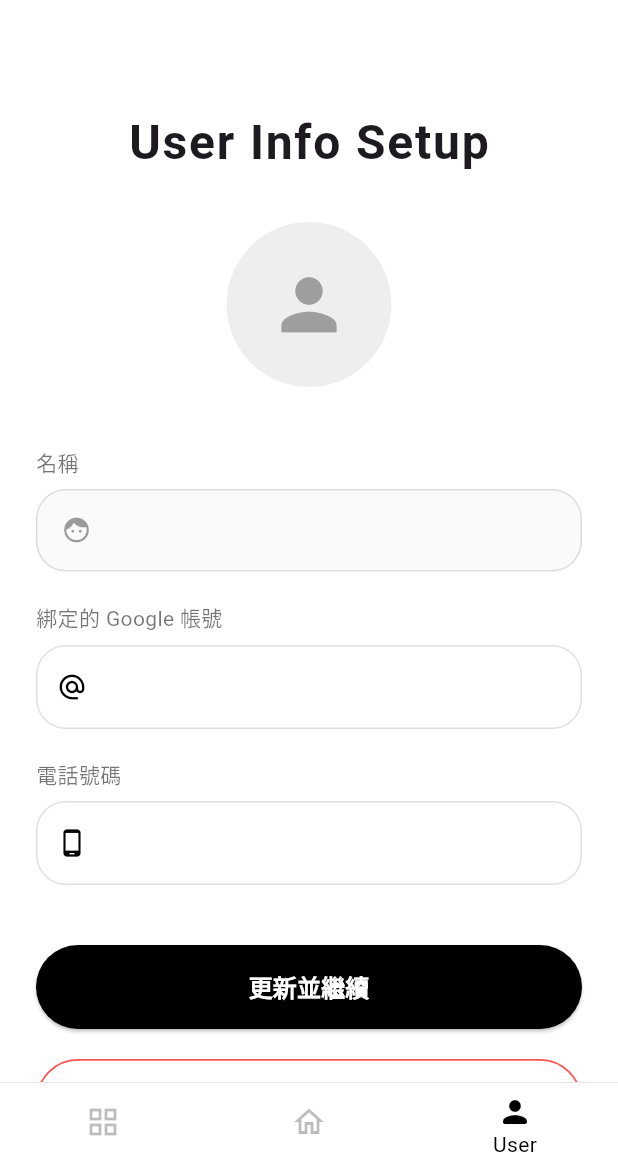
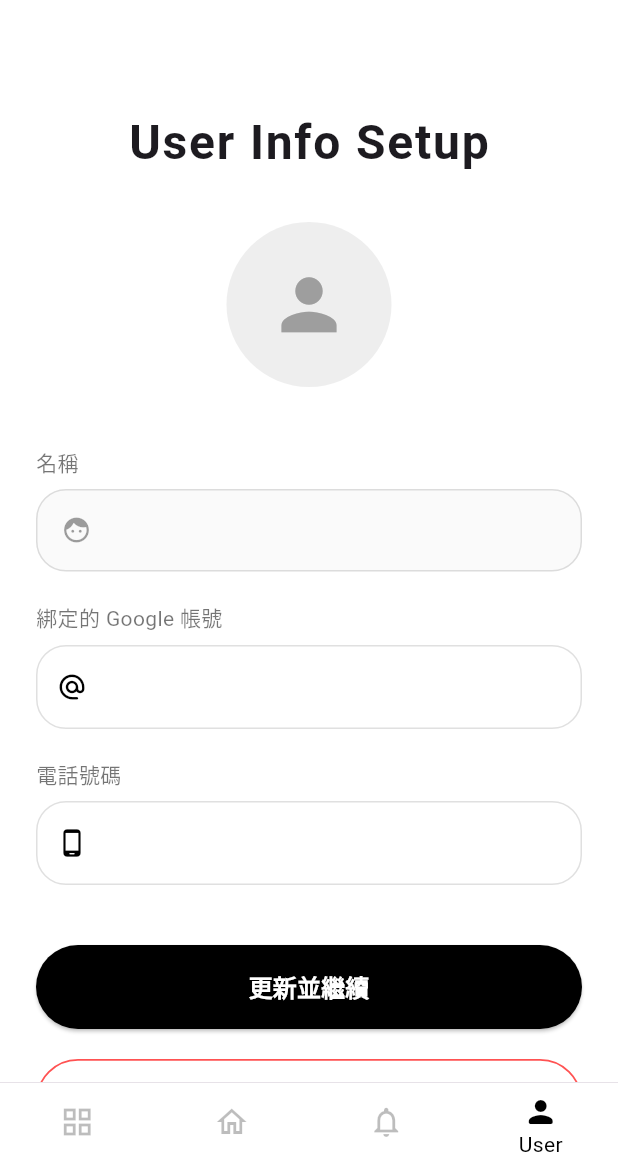
Before and after one commit to yinhsuan0218-cmyk/smart_timer_app, a Flutter app: the NavPage screen opened directly, after a tap on "前往 User 頁面", on a phone screen of 412 x 824 dp, the part 66-1236 px from its top. Run offline on Flutter 3.47's test engine with Material 3 defaults, Android fonts, the phone set to English and light mode, and no system bars; our stand-ins replace firebase_auth, firebase_core, firebase_database, google_sign_in, shared_preferences; missing offline and left inert: mqtt_client; accounts and stored records are empty; statements that could not run were skipped.

Commit message:
Integrate Firebase for notifications and update nav
Added Firebase integration for notification count and updated navigation structure.

```diff
--- a/lib/pages/nav_page.dart
+++ b/lib/pages/nav_page.dart
@@ -1,9 +1,12 @@
 import 'package:flutter/material.dart';
-import 'package:shared_preferences/shared_preferences.dart'; // 1. 引入套件
+import 'package:shared_preferences/shared_preferences.dart';
+import 'package:firebase_database/firebase_database.dart'; // ★ 新增：引入 Firebase 監聽數量
+import 'package:firebase_auth/firebase_auth.dart';     // ★ 新增：取得 UID
 import 'home_page.dart';
 import 'zone_page.dart';
 import 'user_page.dart';
 import 'commonappbar.dart';
+import 'notification_page.dart'; // ★ 確保引入你的通知頁面
 
 class NavPage extends StatefulWidget {
   const NavPage({super.key});
@@ -16,24 +19,49 @@ class _NavPageState extends State<NavPage> {
   int _selectedIndex = 1;
   int _tutorialStep = 0;
 
+  // ★ 修改：從寫死改成動態。0 代表沒有訊息，紅點會自動隱藏
+  int _messageCount = 0;
+  String? uid;
+  DatabaseReference? _notificationRef;
+
   @override
   void initState() {
     super.initState();
-    // 2. 改為呼叫檢查邏輯
     _checkFirstTime();
+    _setupNotificationListener(); // ★ 新增：啟動 Firebase 通知監聽器
+  }
+
+  // ★ 新增核心邏輯：即時監聽 Firebase 有幾條通知，並反映在紅點上
+  void _setupNotificationListener() {
+    uid = FirebaseAuth.instance.currentUser?.uid;
+    if (uid != null) {
+      _notificationRef = FirebaseDatabase.instance.ref('users/$uid/notifications');
+
+      // 監聽 Firebase 數據變化
+      _notificationRef!.onValue.listen((event) {
+        if (event.snapshot.value != null) {
+          final data = event.snapshot.value as Map<dynamic, dynamic>;
+
+          // 如果當前已經切換在通知頁面(Index 2)，我們就不顯示未讀紅點
+          if (_selectedIndex == 2) {
+            setState(() => _messageCount = 0);
+          } else {
+            setState(() => _messageCount = data.length); // 有幾筆資料，紅點就顯示幾點
+          }
+        } else {
+          setState(() => _messageCount = 0);
+        }
+      });
+    }
   }
 
   // ★★★ 核心邏輯：檢查是否為第一次進入 ★★★
   Future<void> _checkFirstTime() async {
     final prefs = await SharedPreferences.getInstance();
-    // 嘗試讀取 'hasSeenTutorial'，若無此 key 則回傳 null (代表第一次)
     bool hasSeenTutorial = prefs.getBool('hasSeenTutorial') ?? false;
 
     if (!hasSeenTutorial) {
-      // 如果沒看過，延遲 1 秒顯示 Step 1
       Future.delayed(const Duration(seconds: 1), () => _showStep1());
-
-      // 同時將標記設為 true，下次進來就不會顯示了
       await prefs.setBool('hasSeenTutorial', true);
     }
   }
@@ -45,7 +73,7 @@ class _NavPageState extends State<NavPage> {
       content: "為了安全，請先前往「User」分頁填寫您的wifi帳號密碼以及電話號碼。",
       buttonText: "前往 User 頁面",
       onConfirm: () {
-        setState(() => _selectedIndex = 2);
+        setState(() => _selectedIndex = 3);
         _tutorialStep = 2;
       },
     );
@@ -79,18 +107,18 @@ class _NavPageState extends State<NavPage> {
     );
   }
 
-  // 定義導覽列要切換的頁面清單
+  // ★ 關鍵修改：將清單裡原本的暫時文字，正式替換成實體的 NotificationPage()
   final List<Widget> _pages = [
-    const ZonePage(), // Index 0
-    const HomePage(), // Index 1
-    const UserPage(), // Index 2
+    const ZonePage(),         // Index 0
+    const HomePage(),         // Index 1
+    const NotificationPage(), // ★ Index 2: 正式對接你的通知頁面
+    const UserPage(),         // Index 3
   ];
 
   @override
   Widget build(BuildContext context) {
     return Scaffold(
-      appBar: CommonAppBar(showBackButton: false), // 登入頁通常不需要返回
-      // 使用 IndexedStack 可以讓切換頁面時保持滾動位置，且不會重新載入
+      appBar: CommonAppBar(showBackButton: false),
       body: IndexedStack(
         index: _selectedIndex,
         children: _pages,
@@ -104,27 +132,50 @@ class _NavPageState extends State<NavPage> {
           onTap: (index) {
             setState(() {
               _selectedIndex = index;
+              // ★ 當點擊進入通知頁面（Index 2）時，將未讀訊息歸零，紅點直接消失
+              if (index == 2) {
+                _messageCount = 0;
+              }
             });
           },
           backgroundColor: Colors.white,
-          selectedItemColor: Colors.black, // 選中為純黑
-          unselectedItemColor: Colors.black26, // 未選中為淺灰
+          selectedItemColor: Colors.black,
+          unselectedItemColor: Colors.black26,
           type: BottomNavigationBarType.fixed,
           elevation: 0,
           showSelectedLabels: true,
           showUnselectedLabels: false,
-          items: const [
-            BottomNavigationBarItem(
+          items: [
+            const BottomNavigationBarItem(
               icon: Icon(Icons.grid_view_outlined),
               activeIcon: Icon(Icons.grid_view_rounded),
               label: 'Zone',
             ),
-            BottomNavigationBarItem(
+            const BottomNavigationBarItem(
               icon: Icon(Icons.home_outlined),
               activeIcon: Icon(Icons.home_rounded),
               label: 'Home',
             ),
+
+            // 訊息通知 Icon
             BottomNavigationBarItem(
+              icon: Badge(
+                label: Text('$_messageCount'),
+                isLabelVisible: _messageCount > 0, // 數量大於 0 才顯示紅點
+                backgroundColor: Colors.red,
+                textColor: Colors.white,
+                child: const Icon(Icons.notifications_outlined),
+              ),
+              activeIcon: Badge(
+                label: Text('$_messageCount'),
+                isLabelVisible: _messageCount > 0,
+                backgroundColor: Colors.red,
+                child: const Icon(Icons.notifications_rounded),
+              ),
+              label: 'Notice',
+            ),
+
+            const BottomNavigationBarItem(
               icon: Icon(Icons.person_outline_rounded),
               activeIcon: Icon(Icons.person_rounded),
               label: 'User',
```
